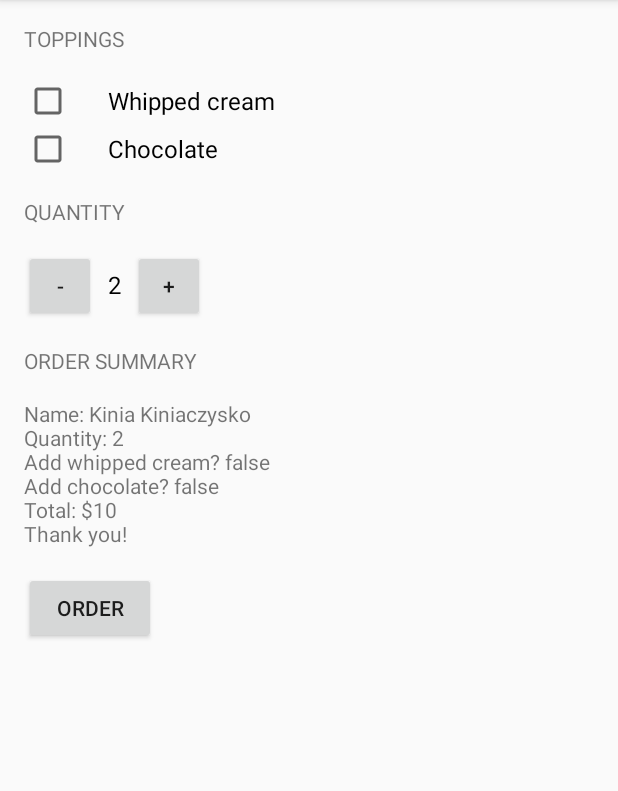
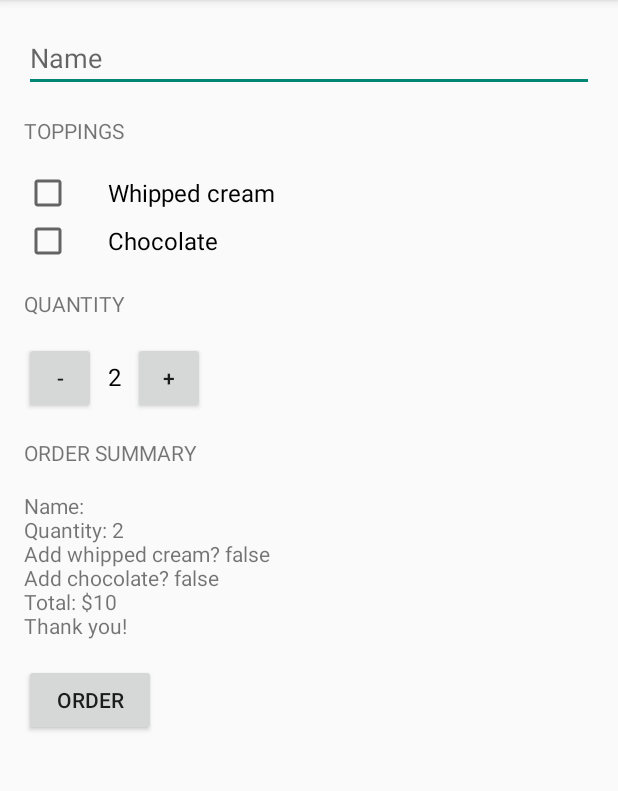
Before and after one commit to AleksanderSleszynski/JustJava, an Android app: the screen it shows after launch (MainActivity), after a tap on "ORDER", on a phone screen of 412 x 824 dp, the part 84-875 px from its top. Run offline under Robolectric (Android 15) with nearby library versions, the phone set to English and light mode, and no system bars.

Commit message:
Add EditText for enter customer name

```diff
--- a/app/src/main/java/com/example/android/justjava/MainActivity.java
+++ b/app/src/main/java/com/example/android/justjava/MainActivity.java
@@ -6,6 +6,7 @@ import android.view.Menu;
 import android.view.MenuItem;
 import android.view.View;
 import android.widget.CheckBox;
+import android.widget.EditText;
 import android.widget.TextView;
 
 
@@ -25,13 +26,16 @@ public class MainActivity extends AppCompatActivity {
     public void submitOrder(View view){
         int price = calculatePrice();
 
+        EditText nameField = (EditText) findViewById(R.id.name_field);
+        String name = nameField.getText().toString();
+
         CheckBox whippedCreamCheckBox = (CheckBox) findViewById(R.id.whipped_cream_checkbox);
-        CheckBox chocolateChecBox = (CheckBox) findViewById(R.id.chocolate_checkbox);
+        CheckBox chocolateCheckBox = (CheckBox) findViewById(R.id.chocolate_checkbox);
 
         boolean hasWhippedCream =  whippedCreamCheckBox.isChecked();
-        boolean hasChocolate = chocolateChecBox.isChecked();
+        boolean hasChocolate = chocolateCheckBox.isChecked();
 
-        displayMessage(createOrderSummary(price, hasWhippedCream, hasChocolate));
+        displayMessage(createOrderSummary(price, hasWhippedCream, hasChocolate, name));
 
     }
 
@@ -50,10 +54,11 @@ public class MainActivity extends AppCompatActivity {
      * @param price of the order
      * @param hasChocolate is whether or not the user wants whipped cream topping
      * @param hasWhippedCream is whether or not the user wants whipped cream topping
+     * @param name is name of person ordering coffee
      * @return text summary
      */
-    private String createOrderSummary(int price, boolean hasWhippedCream, boolean hasChocolate){
-        String priceMessage = "Name: Kinia Kiniaczysko" +
+    private String createOrderSummary(int price, boolean hasWhippedCream, boolean hasChocolate, String name){
+        String priceMessage = "Name: " + name +
                 "\nQuantity: " + quantity +
                 "\nAdd whipped cream? "+ hasWhippedCream +
                 "\nAdd chocolate? "+ hasChocolate +
--- a/app/src/main/res/layout/activity_main.xml
+++ b/app/src/main/res/layout/activity_main.xml
@@ -14,9 +14,17 @@
         android:paddingTop="@dimen/activity_vertical_margin"
         tools:context=".MainActivity">
 
+        <EditText
+            android:id="@+id/name_field"
+            android:layout_width="match_parent"
+            android:layout_height="wrap_content"
+            android:hint="Name"
+            android:inputType="textCapWords"/>
+
         <TextView
             android:layout_width="wrap_content"
             android:layout_height="wrap_content"
+            android:layout_marginTop="16dp"
             android:layout_marginBottom="16dp"
             android:text="Toppings"
             android:textAllCaps="true" />
```
